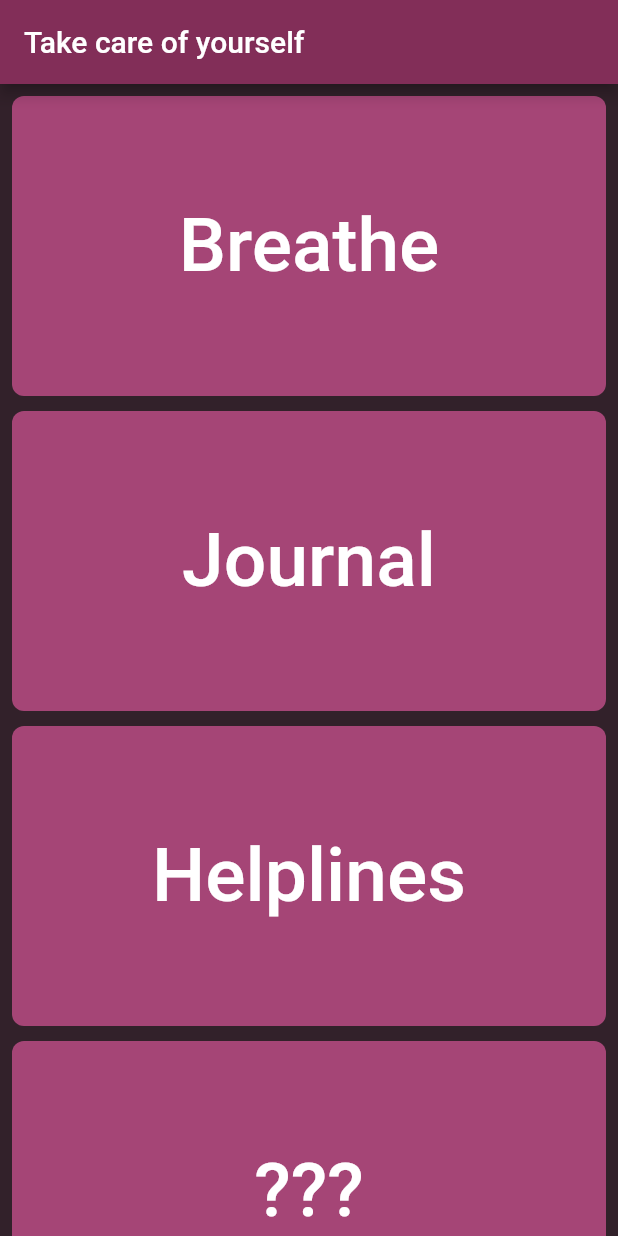
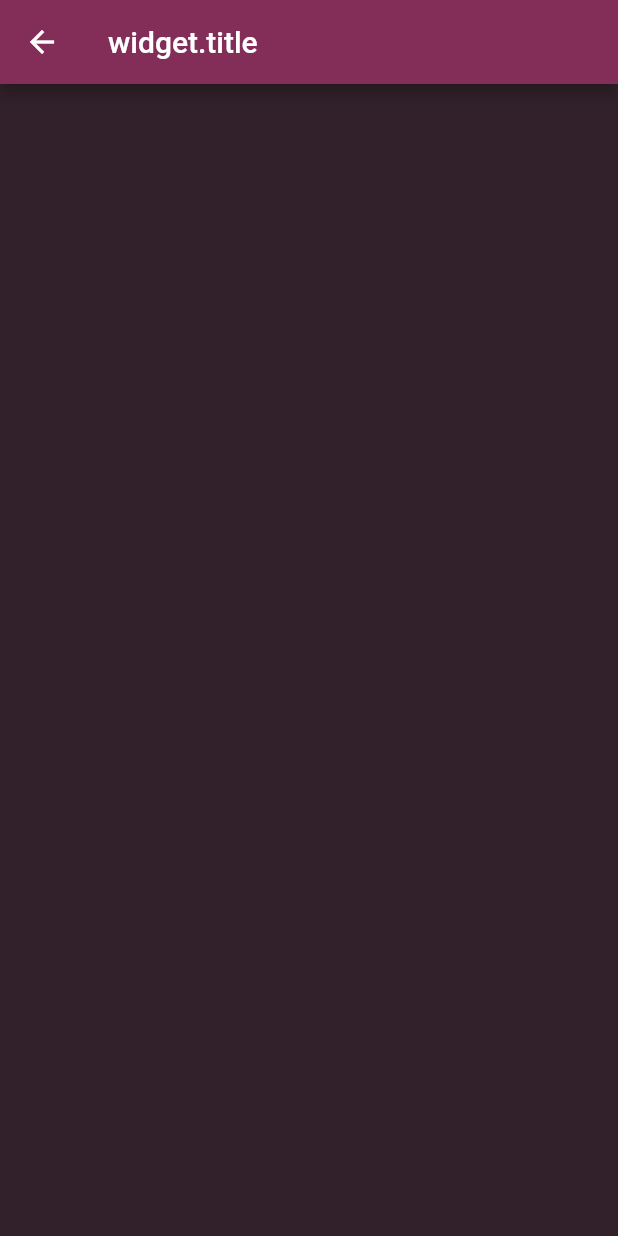
Before and after one commit to J051333/mental_health, a Flutter app: the screen it shows after launch, after a tap on "Journal", on a phone screen of 412 x 824 dp. Run offline on Flutter 3.47's test engine with Material 2 defaults, Android fonts, the phone set to English and light mode, and no system bars.

Commit message:
Edit to Journal creation

```diff
--- a/lib/journals.dart
+++ b/lib/journals.dart
@@ -0,0 +1,25 @@
+import 'package:flutter/material.dart';
+
+import 'mh_colors.dart';
+
+class JournalList extends StatelessWidget {
+  const JournalList({Key? key}) : super(key: key);
+
+  @override
+  Widget build(BuildContext context) {
+    return Scaffold(
+      backgroundColor: MHColors.menuBGColor,
+      appBar: AppBar(
+        title: const Text("widget.title"),
+      ),
+      body: SizedBox.expand(
+        child: ListView(
+          padding: const EdgeInsets.all(8),
+          children: <Widget>[
+
+          ],
+        ),
+      ),
+    );
+  }
+}
--- a/lib/main.dart
+++ b/lib/main.dart
@@ -2,6 +2,8 @@ import 'package:flutter/cupertino.dart';
 import 'package:flutter/material.dart';
 import 'package:mental_health/breathe.dart';
 import 'package:mental_health/mh_colors.dart';
+
+import 'journals.dart';
 
 void main() {
   runApp(const MyApp());
@@ -58,7 +60,17 @@ class _HomePageState extends State<HomePage> {
               });
             }),
             const SizedBox(height: menuSpacing),
-            MenuItem("Journal", () {}),
+            MenuItem("Journal", () {
+              Future.microtask(() {
+                Navigator.push(
+                  context,
+                  MaterialPageRoute(
+                    builder: (context) => const JournalList(),
+                    maintainState: false,
+                  ),
+                );
+              });
+            }),
             const SizedBox(height: menuSpacing),
             MenuItem("Helplines", () {}),
             const SizedBox(height: menuSpacing),
```
